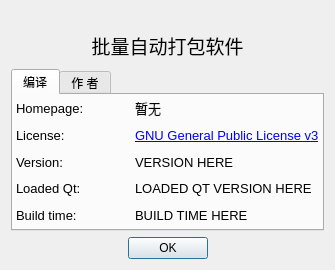
Before: the Qt Designer form Src/AutoPacking/MainUi/About.ui in lixiaoyu0123/AutopackingAndroid, drawn with Qt 5.
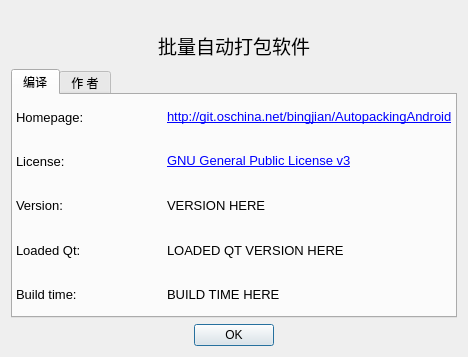
After: the same form once the commit is applied. Icons and pictures are not drawn.

```diff
--- a/Src/AutoPacking/MainUi/About.ui
+++ b/Src/AutoPacking/MainUi/About.ui
@@ -6,8 +6,8 @@
    <rect>
     <x>0</x>
     <y>0</y>
-    <width>335</width>
-    <height>270</height>
+    <width>468</width>
+    <height>357</height>
    </rect>
   </property>
   <property name="windowTitle">
@@ -116,7 +116,7 @@
             </font>
            </property>
            <property name="text">
-            <string notr="true">暂无</string>
+            <string notr="true">&lt;a href=&quot;http://git.oschina.net/bingjian/AutopackingAndroid&quot;&gt;http://git.oschina.net/bingjian/AutopackingAndroid&lt;/a&gt;</string>
            </property>
            <property name="textFormat">
             <enum>Qt::AutoText</enum>
```
Left out of the diff: 2 changed lines with no effect on the pictures.
